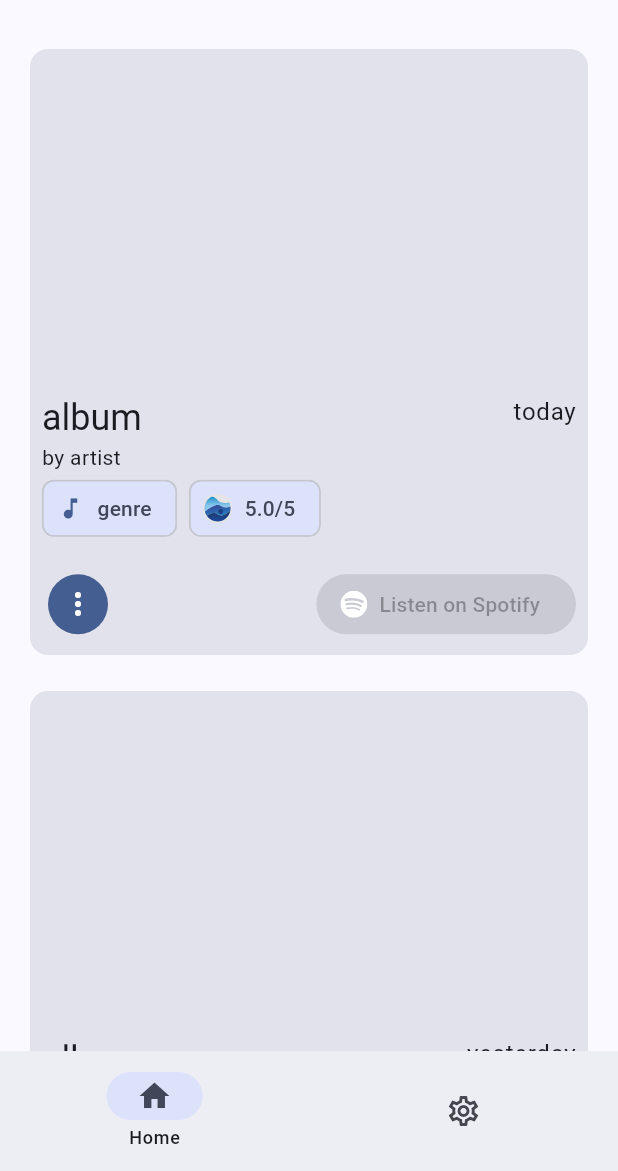
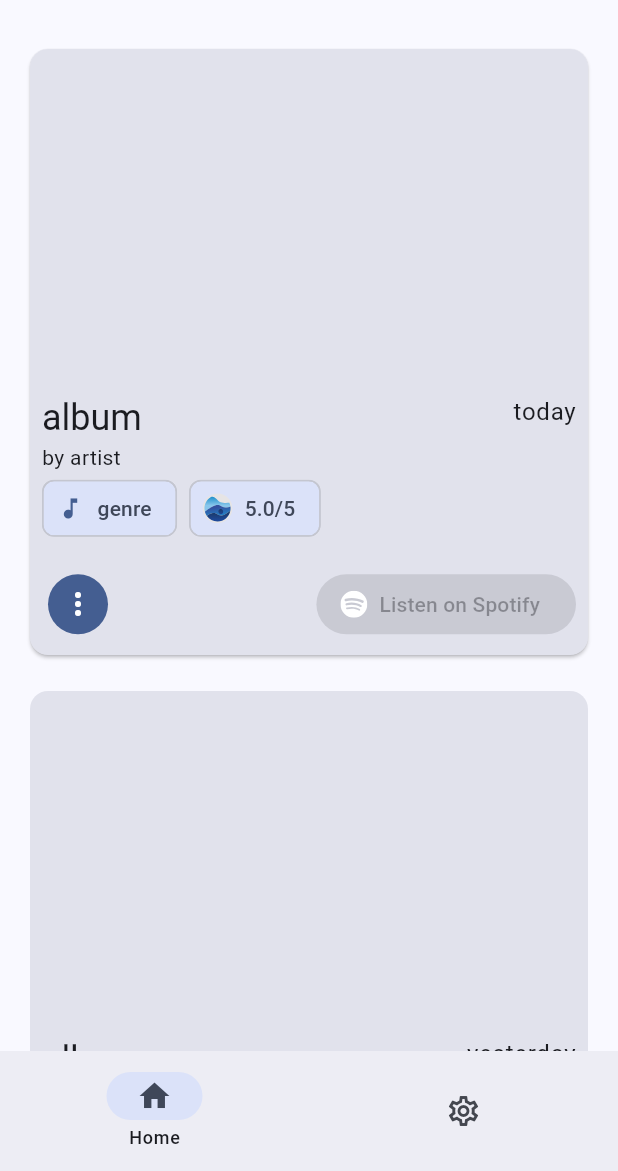
Before and after one commit to apoleon33/cradle, a Flutter app: the screen it shows after launch, on a phone screen of 412 x 824 dp, the part 65-1236 px from its top. Run offline on Flutter 3.47's test engine with Material 3 defaults, Android fonts, the phone set to English and light mode, and no system bars; our stand-ins replace dio, flutter_svg, shared_preferences; network calls fail.

Commit message:
make today's card slightly elevated

```diff
--- a/lib/albumCard/display_as_card.dart
+++ b/lib/albumCard/display_as_card.dart
@@ -21,7 +21,7 @@ class DisplayAlbumAsCard extends DisplayAlbum {
               width: MediaQuery.of(context).size.width - 32,
               height: MediaQuery.of(context).size.height / 2,
               child: Card(
-                  elevation: 0,
+                  elevation: (dateIsToday(date))? 1: 0,
                   color: Theme.of(context).colorScheme.surfaceVariant,
                   child: Column(
                     children: [
```
